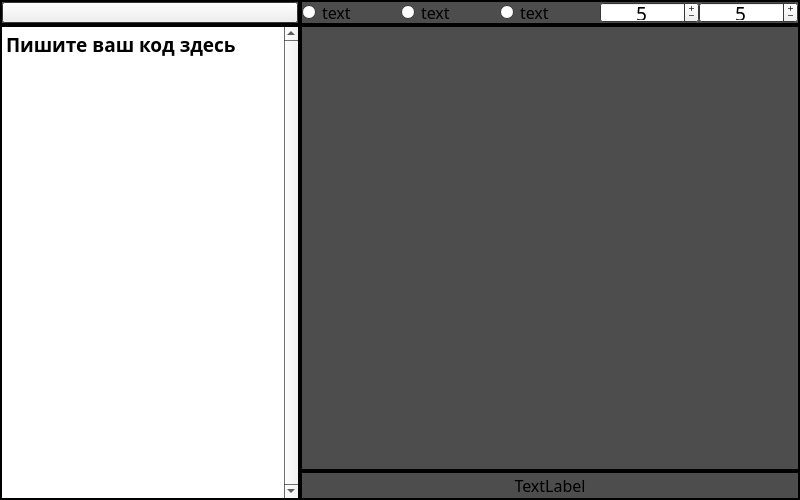
Qt form source/form/creator/creator_window.ui (Yugasiom/Draftsman) before a commit.
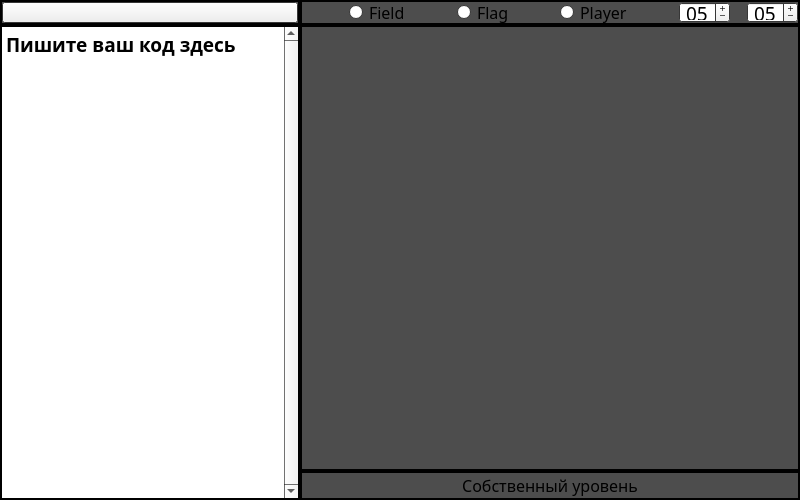
The same form after that commit. Icons and pictures are not drawn. Custom widgets are drawn as their Qt base class.

Diff of the .ui file:
```diff
--- a/source/form/creator/creator_window.ui
+++ b/source/form/creator/creator_window.ui
@@ -369,7 +369,7 @@
           <number>0</number>
          </property>
          <item row="0" column="1">
-          <widget class="QLabel" name="Level">
+          <widget class="RPTLabel" name="Level">
            <property name="sizePolicy">
             <sizepolicy hsizetype="Expanding" vsizetype="Expanding">
              <horstretch>0</horstretch>
@@ -419,7 +419,7 @@
             <number>0</number>
            </property>
            <property name="text">
-            <string notr="true">TextLabel</string>
+            <string notr="true">Собственный уровень</string>
            </property>
            <property name="textFormat">
             <enum>Qt::TextFormat::RichText</enum>
@@ -510,63 +510,24 @@
          <property name="spacing">
           <number>0</number>
          </property>
-         <item row="0" column="0">
-          <widget class="QRadioButton" name="radioButton_3">
-           <property name="sizePolicy">
-            <sizepolicy hsizetype="Expanding" vsizetype="Expanding">
-             <horstretch>0</horstretch>
-             <verstretch>0</verstretch>
-            </sizepolicy>
+         <item row="0" column="8">
+          <spacer name="HS3">
+           <property name="orientation">
+            <enum>Qt::Orientation::Horizontal</enum>
            </property>
-           <property name="minimumSize">
-            <size>
-             <width>98</width>
-             <height>21</height>
-            </size>
+           <property name="sizeType">
+            <enum>QSizePolicy::Policy::Fixed</enum>
            </property>
-           <property name="maximumSize">
+           <property name="sizeHint" stdset="0">
             <size>
-             <width>1280</width>
-             <height>60</height>
+             <width>17</width>
+             <height>0</height>
             </size>
            </property>
-           <property name="cursor">
-            <cursorShape>CrossCursor</cursorShape>
-           </property>
-           <property name="toolTip">
-            <string notr="true"/>
-           </property>
-           <property name="statusTip">
-            <string notr="true"/>
-           </property>
-           <property name="whatsThis">
-            <string notr="true"/>
-           </property>
-           <property name="accessibleName">
-            <string notr="true"/>
-           </property>
-           <property name="accessibleDescription">
-            <string notr="true"/>
-           </property>
-           <property name="accessibleIdentifier">
-            <string notr="true"/>
-           </property>
-           <property name="text">
-            <string notr="true">text</string>
-           </property>
-           <property name="shortcut">
-            <string notr="true"/>
-           </property>
-           <property name="autoRepeatDelay">
-            <number>0</number>
-           </property>
-           <property name="autoRepeatInterval">
-            <number>0</number>
-           </property>
-          </widget>
+          </spacer>
          </item>
          <item row="0" column="1">
-          <widget class="QRadioButton" name="radioButton_2">
+          <widget class="RPTERadioButton" name="Field">
            <property name="sizePolicy">
             <sizepolicy hsizetype="Expanding" vsizetype="Expanding">
              <horstretch>0</horstretch>
@@ -575,13 +536,13 @@
            </property>
            <property name="minimumSize">
             <size>
-             <width>98</width>
+             <width>49</width>
              <height>21</height>
             </size>
            </property>
            <property name="maximumSize">
             <size>
-             <width>1280</width>
+             <width>120</width>
              <height>60</height>
             </size>
            </property>
@@ -607,7 +568,7 @@
             <string notr="true"/>
            </property>
            <property name="text">
-            <string notr="true">text</string>
+            <string notr="true">Field</string>
            </property>
            <property name="shortcut">
             <string notr="true"/>
@@ -620,8 +581,279 @@
            </property>
           </widget>
          </item>
+         <item row="0" column="6">
+          <spacer name="HS2">
+           <property name="orientation">
+            <enum>Qt::Orientation::Horizontal</enum>
+           </property>
+           <property name="sizeType">
+            <enum>QSizePolicy::Policy::Expanding</enum>
+           </property>
+           <property name="sizeHint" stdset="0">
+            <size>
+             <width>17</width>
+             <height>0</height>
+            </size>
+           </property>
+          </spacer>
+         </item>
+         <item row="0" column="7">
+          <widget class="RPTESpinBox" name="Height">
+           <property name="sizePolicy">
+            <sizepolicy hsizetype="Expanding" vsizetype="Expanding">
+             <horstretch>0</horstretch>
+             <verstretch>0</verstretch>
+            </sizepolicy>
+           </property>
+           <property name="minimumSize">
+            <size>
+             <width>49</width>
+             <height>21</height>
+            </size>
+           </property>
+           <property name="maximumSize">
+            <size>
+             <width>120</width>
+             <height>60</height>
+            </size>
+           </property>
+           <property name="font">
+            <font>
+             <family>MesloLGS Nerd Font</family>
+             <pointsize>14</pointsize>
+             <stylestrategy>PreferAntialias</stylestrategy>
+             <kerning>true</kerning>
+             <hintingpreference>PreferFullHinting</hintingpreference>
+             <fontweight>DemiBold</fontweight>
+            </font>
+           </property>
+           <property name="cursor">
+            <cursorShape>SizeVerCursor</cursorShape>
+           </property>
+           <property name="mouseTracking">
+            <bool>true</bool>
+           </property>
+           <property name="toolTip">
+            <string notr="true"/>
+           </property>
+           <property name="statusTip">
+            <string notr="true"/>
+           </property>
+           <property name="whatsThis">
+            <string notr="true"/>
+           </property>
+           <property name="accessibleName">
+            <string notr="true"/>
+           </property>
+           <property name="accessibleDescription">
+            <string notr="true"/>
+           </property>
+           <property name="accessibleIdentifier">
+            <string notr="true"/>
+           </property>
+           <property name="wrapping">
+            <bool>false</bool>
+           </property>
+           <property name="frame">
+            <bool>true</bool>
+           </property>
+           <property name="alignment">
+            <set>Qt::AlignmentFlag::AlignCenter</set>
+           </property>
+           <property name="buttonSymbols">
+            <enum>QAbstractSpinBox::ButtonSymbols::PlusMinus</enum>
+           </property>
+           <property name="specialValueText">
+            <string notr="true"/>
+           </property>
+           <property name="accelerated">
+            <bool>true</bool>
+           </property>
+           <property name="correctionMode">
+            <enum>QAbstractSpinBox::CorrectionMode::CorrectToNearestValue</enum>
+           </property>
+           <property name="showGroupSeparator" stdset="0">
+            <bool>false</bool>
+           </property>
+           <property name="suffix">
+            <string notr="true"/>
+           </property>
+           <property name="prefix">
+            <string notr="true">0</string>
+           </property>
+           <property name="maximum">
+            <number>9</number>
+           </property>
+           <property name="value">
+            <number>5</number>
+           </property>
+          </widget>
+         </item>
+         <item row="0" column="0">
+          <spacer name="HS">
+           <property name="orientation">
+            <enum>Qt::Orientation::Horizontal</enum>
+           </property>
+           <property name="sizeType">
+            <enum>QSizePolicy::Policy::Expanding</enum>
+           </property>
+           <property name="sizeHint" stdset="0">
+            <size>
+             <width>17</width>
+             <height>0</height>
+            </size>
+           </property>
+          </spacer>
+         </item>
+         <item row="0" column="5">
+          <widget class="RPTERadioButton" name="Player">
+           <property name="sizePolicy">
+            <sizepolicy hsizetype="Expanding" vsizetype="Expanding">
+             <horstretch>0</horstretch>
+             <verstretch>0</verstretch>
+            </sizepolicy>
+           </property>
+           <property name="minimumSize">
+            <size>
+             <width>49</width>
+             <height>21</height>
+            </size>
+           </property>
+           <property name="maximumSize">
+            <size>
+             <width>120</width>
+             <height>60</height>
+            </size>
+           </property>
+           <property name="cursor">
+            <cursorShape>CrossCursor</cursorShape>
+           </property>
+           <property name="toolTip">
+            <string notr="true"/>
+           </property>
+           <property name="statusTip">
+            <string notr="true"/>
+           </property>
+           <property name="whatsThis">
+            <string notr="true"/>
+           </property>
+           <property name="accessibleName">
+            <string notr="true"/>
+           </property>
+           <property name="accessibleDescription">
+            <string notr="true"/>
+           </property>
+           <property name="accessibleIdentifier">
+            <string notr="true"/>
+           </property>
+           <property name="text">
+            <string notr="true">Player</string>
+           </property>
+           <property name="shortcut">
+            <string notr="true"/>
+           </property>
+           <property name="autoRepeatDelay">
+            <number>0</number>
+           </property>
+           <property name="autoRepeatInterval">
+            <number>0</number>
+           </property>
+          </widget>
+         </item>
+         <item row="0" column="9">
+          <widget class="RPTESpinBox" name="Width">
+           <property name="sizePolicy">
+            <sizepolicy hsizetype="Expanding" vsizetype="Expanding">
+             <horstretch>0</horstretch>
+             <verstretch>0</verstretch>
+            </sizepolicy>
+           </property>
+           <property name="minimumSize">
+            <size>
+             <width>49</width>
+             <height>21</height>
+            </size>
+           </property>
+           <property name="maximumSize">
+            <size>
+             <width>120</width>
+             <height>60</height>
+            </size>
+           </property>
+           <property name="font">
+            <font>
+             <family>MesloLGS Nerd Font</family>
+             <pointsize>14</pointsize>
+             <stylestrategy>PreferAntialias</stylestrategy>
+             <kerning>true</kerning>
+             <hintingpreference>PreferFullHinting</hintingpreference>
+             <fontweight>DemiBold</fontweight>
+            </font>
+           </property>
+           <property name="cursor">
+            <cursorShape>SizeVerCursor</cursorShape>
+           </property>
+           <property name="mouseTracking">
+            <bool>true</bool>
+           </property>
+           <property name="toolTip">
+            <string notr="true"/>
+           </property>
+           <property name="statusTip">
+            <string notr="true"/>
+           </property>
+           <property name="whatsThis">
+            <string notr="true"/>
+           </property>
+           <property name="accessibleName">
+            <string notr="true"/>
+           </property>
+           <property name="accessibleDescription">
+            <string notr="true"/>
+           </property>
+           <property name="accessibleIdentifier">
+            <string notr="true"/>
+           </property>
+           <property name="wrapping">
+            <bool>false</bool>
+           </property>
+           <property name="frame">
+            <bool>true</bool>
+           </property>
+           <property name="alignment">
+            <set>Qt::AlignmentFlag::AlignCenter</set>
+           </property>
+           <property name="buttonSymbols">
+            <enum>QAbstractSpinBox::ButtonSymbols::PlusMinus</enum>
+           </property>
+           <property name="specialValueText">
+            <string notr="true"/>
+           </property>
+           <property name="accelerated">
+            <bool>true</bool>
+           </property>
+           <property name="correctionMode">
+            <enum>QAbstractSpinBox::CorrectionMode::CorrectToNearestValue</enum>
+           </property>
+           <property name="showGroupSeparator" stdset="0">
+            <bool>false</bool>
+           </property>
+           <property name="suffix">
+            <string notr="true"/>
+           </property>
+           <property name="prefix">
+            <string notr="true">0</string>
+           </property>
+           <property name="maximum">
+            <number>9</number>
+           </property>
+           <property name="value">
+            <number>5</number>
+           </property>
+          </widget>
+         </item>
          <item row="0" column="3">
-          <widget class="QSpinBox" name="spinBox">
+          <widget class="RPTERadioButton" name="Flag">
            <property name="sizePolicy">
             <sizepolicy hsizetype="Expanding" vsizetype="Expanding">
              <horstretch>0</horstretch>
@@ -630,31 +862,18 @@
            </property>
            <property name="minimumSize">
             <size>
-             <width>98</width>
+             <width>49</width>
              <height>21</height>
             </size>
            </property>
            <property name="maximumSize">
             <size>
-             <width>1280</width>
+             <width>120</width>
              <height>60</height>
             </size>
            </property>
-           <property name="font">
-            <font>
-             <family>MesloLGS Nerd Font</family>
-             <pointsize>14</pointsize>
-             <stylestrategy>PreferAntialias</stylestrategy>
-             <kerning>true</kerning>
-             <hintingpreference>PreferFullHinting</hintingpreference>
-             <fontweight>DemiBold</fontweight>
-            </font>
-           </property>
            <property name="cursor">
-            <cursorShape>SizeVerCursor</cursorShape>
-           </property>
-           <property name="mouseTracking">
-            <bool>true</bool>
+            <cursorShape>CrossCursor</cursorShape>
            </property>
            <property name="toolTip">
             <string notr="true"/>
@@ -674,184 +893,51 @@
            <property name="accessibleIdentifier">
             <string notr="true"/>
            </property>
-           <property name="wrapping">
-            <bool>false</bool>
+           <property name="text">
+            <string notr="true">Flag</string>
            </property>
-           <property name="frame">
-            <bool>true</bool>
-           </property>
-           <property name="alignment">
-            <set>Qt::AlignmentFlag::AlignCenter</set>
-           </property>
-           <property name="buttonSymbols">
-            <enum>QAbstractSpinBox::ButtonSymbols::PlusMinus</enum>
-           </property>
-           <property name="specialValueText">
+           <property name="shortcut">
             <string notr="true"/>
            </property>
-           <property name="accelerated">
-            <bool>true</bool>
+           <property name="autoRepeatDelay">
+            <number>0</number>
            </property>
-           <property name="correctionMode">
-            <enum>QAbstractSpinBox::CorrectionMode::CorrectToNearestValue</enum>
-           </property>
-           <property name="showGroupSeparator" stdset="0">
-            <bool>false</bool>
-           </property>
-           <property name="suffix">
-            <string notr="true"/>
-           </property>
-           <property name="prefix">
-            <string notr="true"/>
-           </property>
-           <property name="maximum">
-            <number>200</number>
-           </property>
-           <property name="value">
-            <number>5</number>
+           <property name="autoRepeatInterval">
+            <number>0</number>
            </property>
           </widget>
          </item>
          <item row="0" column="2">
-          <widget class="QRadioButton" name="radioButton">
-           <property name="sizePolicy">
-            <sizepolicy hsizetype="Expanding" vsizetype="Expanding">
-             <horstretch>0</horstretch>
-             <verstretch>0</verstretch>
-            </sizepolicy>
+          <spacer name="HS0">
+           <property name="orientation">
+            <enum>Qt::Orientation::Horizontal</enum>
            </property>
-           <property name="minimumSize">
-            <size>
-             <width>98</width>
-             <height>21</height>
-            </size>
+           <property name="sizeType">
+            <enum>QSizePolicy::Policy::Expanding</enum>
            </property>
-           <property name="maximumSize">
+           <property name="sizeHint" stdset="0">
             <size>
-             <width>1280</width>
-             <height>60</height>
+             <width>17</width>
+             <height>0</height>
             </size>
            </property>
-           <property name="cursor">
-            <cursorShape>CrossCursor</cursorShape>
-           </property>
-           <property name="toolTip">
-            <string notr="true"/>
-           </property>
-           <property name="statusTip">
-            <string notr="true"/>
-           </property>
-           <property name="whatsThis">
-            <string notr="true"/>
-           </property>
-           <property name="accessibleName">
-            <string notr="true"/>
-           </property>
-           <property name="accessibleDescription">
-            <string notr="true"/>
-           </property>
-           <property name="accessibleIdentifier">
-            <string notr="true"/>
-           </property>
-           <property name="text">
-            <string notr="true">text</string>
-           </property>
-           <property name="shortcut">
-            <string notr="true"/>
-           </property>
-           <property name="autoRepeatDelay">
-            <number>0</number>
-           </property>
-           <property name="autoRepeatInterval">
-            <number>0</number>
-           </property>
-          </widget>
+          </spacer>
          </item>
          <item row="0" column="4">
-          <widget class="QSpinBox" name="spinBox_2">
-           <property name="sizePolicy">
-            <sizepolicy hsizetype="Expanding" vsizetype="Expanding">
-             <horstretch>0</horstretch>
-             <verstretch>0</verstretch>
-            </sizepolicy>
+          <spacer name="HS1">
+           <property name="orientation">
+            <enum>Qt::Orientation::Horizontal</enum>
            </property>
-           <property name="minimumSize">
-            <size>
-             <width>98</width>
-             <height>21</height>
-            </size>
+           <property name="sizeType">
+            <enum>QSizePolicy::Policy::Expanding</enum>
            </property>
-           <property name="maximumSize">
+           <property name="sizeHint" stdset="0">
             <size>
-             <width>1280</width>
-             <height>60</height>
+             <width>17</width>
+             <height>0</height>
             </size>
            </property>
-           <property name="font">
-            <font>
-             <family>MesloLGS Nerd Font</family>
-             <pointsize>14</pointsize>
-             <stylestrategy>PreferAntialias</stylestrategy>
-             <kerning>true</kerning>
-             <hintingpreference>PreferFullHinting</hintingpreference>
-             <fontweight>DemiBold</fontweight>
-            </font>
-           </property>
-           <property name="cursor">
-            <cursorShape>SizeVerCursor</cursorShape>
-           </property>
-           <property name="mouseTracking">
-            <bool>true</bool>
-           </property>
-           <property name="toolTip">
-            <string notr="true"/>
-           </property>
-           <property name="statusTip">
-            <string notr="true"/>
-           </property>
-           <property name="whatsThis">
-            <string notr="true"/>
-           </property>
-           <property name="accessibleName">
-            <string notr="true"/>
-           </property>
-           <property name="accessibleDescription">
-            <string notr="true"/>
-           </property>
-           <property name="accessibleIdentifier">
-            <string notr="true"/>
-           </property>
-           <property name="wrapping">
-            <bool>false</bool>
-           </property>
-           <property name="frame">
-            <bool>true</bool>
-           </property>
-           <property name="alignment">
-            <set>Qt::AlignmentFlag::AlignCenter</set>
-           </property>
-           <property name="buttonSymbols">
-            <enum>QAbstractSpinBox::ButtonSymbols::PlusMinus</enum>
-           </property>
-           <property name="specialValueText">
-            <string notr="true"/>
-           </property>
-           <property name="accelerated">
-            <bool>true</bool>
-           </property>
-           <property name="correctionMode">
-            <enum>QAbstractSpinBox::CorrectionMode::CorrectToNearestValue</enum>
-           </property>
-           <property name="showGroupSeparator" stdset="0">
-            <bool>false</bool>
-           </property>
-           <property name="maximum">
-            <number>200</number>
-           </property>
-           <property name="value">
-            <number>5</number>
-           </property>
-          </widget>
+          </spacer>
          </item>
         </layout>
        </widget>
@@ -1136,7 +1222,7 @@
           <number>0</number>
          </property>
          <item row="0" column="0">
-          <widget class="QPushButton" name="pushButton">
+          <widget class="RPTEPushButton" name="Play">
            <property name="sizePolicy">
             <sizepolicy hsizetype="Expanding" vsizetype="Expanding">
              <horstretch>0</horstretch>
@@ -1188,6 +1274,12 @@
            <property name="icon">
             <iconset theme="QIcon::ThemeIcon::MediaPlaybackStart"/>
            </property>
+           <property name="iconSize">
+            <size>
+             <width>32</width>
+             <height>32</height>
+            </size>
+           </property>
            <property name="shortcut">
             <string notr="true"/>
            </property>
@@ -1222,6 +1314,26 @@
    <extends>QTextEdit</extends>
    <header>./source/custom_object/resizable_plain_text_edit/resizable_plain_text_edit.hpp</header>
   </customwidget>
+  <customwidget>
+   <class>RPTERadioButton</class>
+   <extends>QRadioButton</extends>
+   <header>./source/custom_object/rpte_radio_button/rpte_radio_button.hpp</header>
+  </customwidget>
+  <customwidget>
+   <class>RPTESpinBox</class>
+   <extends>QSpinBox</extends>
+   <header>./source/custom_object/rpte_spin_box/rpte_spin_box.hpp</header>
+  </customwidget>
+  <customwidget>
+   <class>RPTLabel</class>
+   <extends>QLabel</extends>
+   <header>./source/custom_object/rpt_label/rpt_label.hpp</header>
+  </customwidget>
+  <customwidget>
+   <class>RPTEPushButton</class>
+   <extends>QPushButton</extends>
+   <header>./source/custom_object/rpte_push_button/rpte_push_button.hpp</header>
+  </customwidget>
  </customwidgets>
  <resources/>
  <connections/>
```
